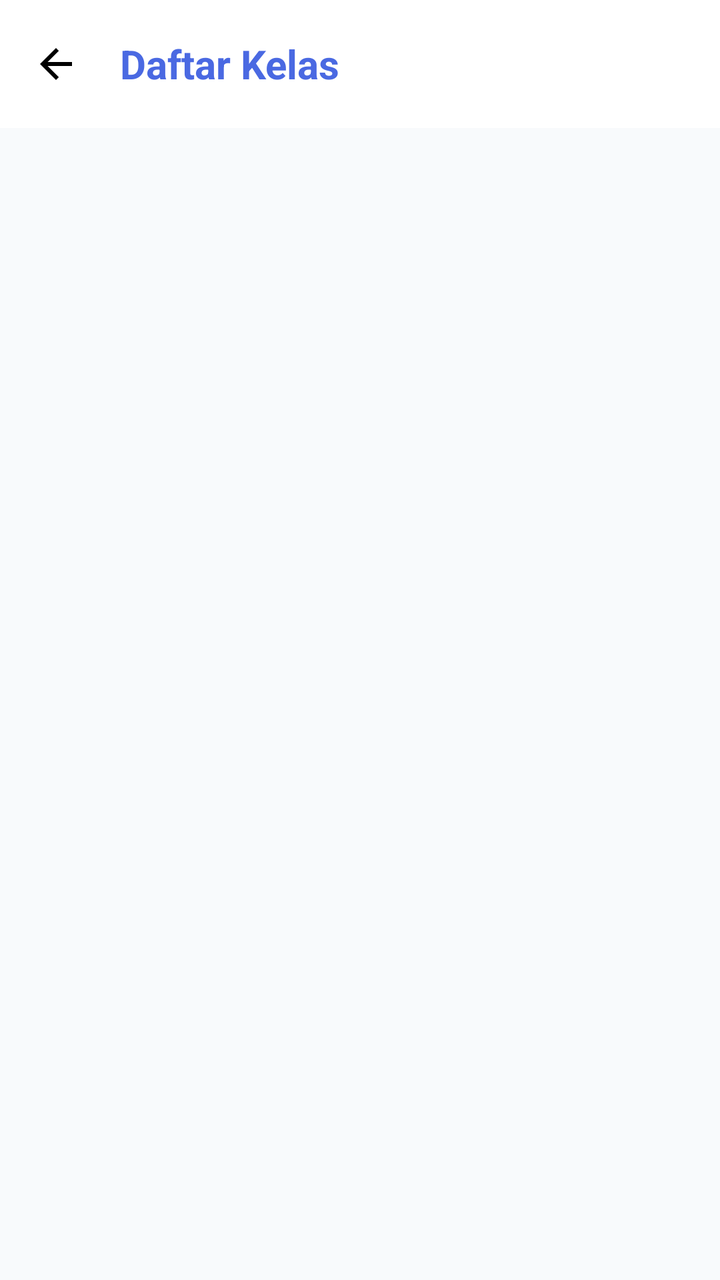
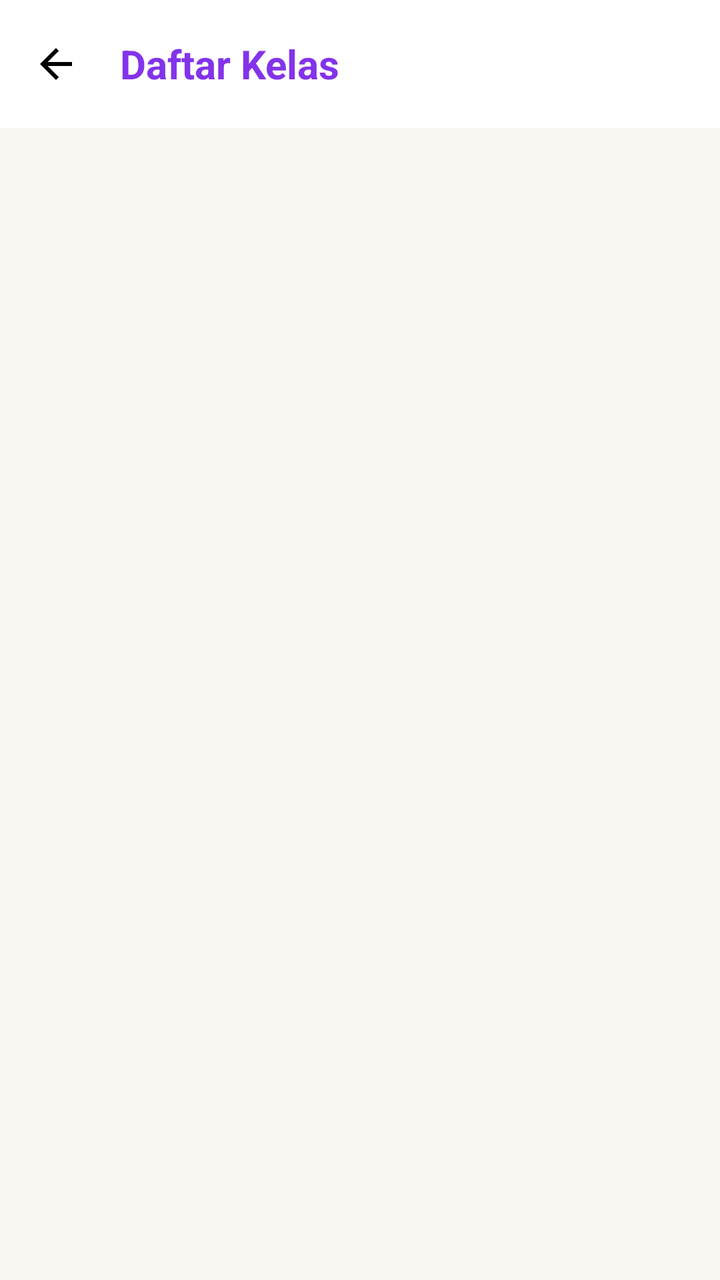

Screens rendered from an Android XML layout before and after an edit, with the pre-edit source and the edit as a unified diff.
<!-- AndroidManifest.xml: application theme Theme.BkNova -->
<!-- res/layout/fragment_daftar_kelas_bk.xml -->
<?xml version="1.0" encoding="utf-8"?>
<androidx.coordinatorlayout.widget.CoordinatorLayout xmlns:android="http://schemas.android.com/apk/res/android"
    xmlns:app="http://schemas.android.com/apk/res-auto"
    xmlns:tools="http://schemas.android.com/tools"
    android:layout_width="match_parent"
    android:layout_height="match_parent"
    android:background="@color/background_gray"
    tools:context=".fragment.DaftarKelasBkFragment">

    <com.google.android.material.appbar.AppBarLayout
        android:layout_width="match_parent"
        android:layout_height="wrap_content"
        android:background="@color/white"
        app:elevation="0dp">

        <com.google.android.material.appbar.MaterialToolbar
            android:id="@+id/toolbar_kelas"
            android:layout_width="match_parent"
            android:layout_height="?attr/actionBarSize"
            app:navigationIcon="@drawable/ic_arrow_back"
            app:title="Daftar Kelas"
            app:titleTextAppearance="@style/ToolbarTitleBold"
            app:titleTextColor="@color/blue_primary" />
    </com.google.android.material.appbar.AppBarLayout>

    <androidx.recyclerview.widget.RecyclerView
        android:id="@+id/rv_daftar_kelas"
        android:layout_width="match_parent"
        android:layout_height="match_parent"
        android:clipToPadding="false"
        android:padding="16dp"
        app:layout_behavior="@string/appbar_scrolling_view_behavior"
        tools:listitem="@layout/item_kelas_bk" />

    <ProgressBar
        android:id="@+id/pb_loading"
        android:layout_width="wrap_content"
        android:layout_height="wrap_content"
        android:layout_gravity="center"
        android:visibility="gone" />

</androidx.coordinatorlayout.widget.CoordinatorLayout>
<!-- res/layout/item_kelas_bk.xml (included above) -->
<?xml version="1.0" encoding="utf-8"?>
<com.google.android.material.card.MaterialCardView xmlns:android="http://schemas.android.com/apk/res/android"
    xmlns:app="http://schemas.android.com/apk/res-auto"
    android:layout_width="match_parent"
    android:layout_height="wrap_content"
    android:layout_marginBottom="12dp"
    app:cardCornerRadius="16dp"
    app:cardElevation="2dp"
    app:strokeWidth="0dp"
    android:clickable="true"
    android:focusable="true"
    android:foreground="?attr/selectableItemBackground">

    <LinearLayout
        android:layout_width="match_parent"
        android:layout_height="wrap_content"
        android:gravity="center_vertical"
        android:orientation="horizontal"
        android:padding="16dp">

        <com.google.android.material.imageview.ShapeableImageView
            android:layout_width="48dp"
            android:layout_height="48dp"
            android:background="@color/blue_light"
            android:padding="12dp"
            app:shapeAppearanceOverlay="@style/ShapeAppearance.Rounded8"
            android:src="@drawable/ic_people"
            app:tint="@color/blue_primary" />

        <LinearLayout
            android:layout_width="0dp"
            android:layout_height="wrap_content"
            android:layout_weight="1"
            android:layout_marginStart="16dp"
            android:orientation="vertical">

            <TextView
                android:id="@+id/tv_nama_kelas"
                android:layout_width="wrap_content"
                android:layout_height="wrap_content"
                android:text="Nama Kelas"
                android:textColor="@color/text_color_primary"
                android:textSize="16sp"
                android:textStyle="bold" />

            <TextView
                android:id="@+id/tv_tingkat_jurusan"
                android:layout_width="wrap_content"
                android:layout_height="wrap_content"
                android:layout_marginTop="2dp"
                android:text="Tingkat - Jurusan"
                android:textColor="@color/text_color_secondary"
                android:textSize="12sp" />
        </LinearLayout>

        <ImageView
            android:layout_width="24dp"
            android:layout_height="24dp"
            android:src="@drawable/ic_chevron_right"
            app:tint="@color/divider_color" />

    </LinearLayout>
</com.google.android.material.card.MaterialCardView>
<!-- resources referenced by this layout -->
<resources>
  <color name="background_gray">#F8FAFC</color>
  <color name="blue_light">#EBF0FF</color>
  <color name="blue_primary">#4A69E2</color>
  <color name="divider_color">#E2E8F0</color>
  <color name="text_color_primary">#1E293B</color>
  <color name="text_color_secondary">#64748B</color>
  <color name="white">#FFFFFFFF</color>
  <!-- drawable ic_arrow_back (drawable) -->
  <vector xmlns:android="http://schemas.android.com/apk/res/android"
      android:width="24dp"
      android:height="24dp"
      android:viewportWidth="24"
      android:viewportHeight="24">
      <path
          android:fillColor="#FF000000"
          android:pathData="M20,11H7.83l5.59,-5.59L12,4l-8,8 8,8 1.41,-1.41L7.83,13H20v-2z" />
  </vector>
  <!-- drawable ic_chevron_right (drawable) -->
  <vector xmlns:android="http://schemas.android.com/apk/res/android"
      android:width="24dp"
      android:height="24dp"
      android:viewportWidth="24"
      android:viewportHeight="24">
      <path
          android:fillColor="#000000"
          android:pathData="M10,6L8.59,7.41 13.17,12l-4.58,4.59L10,18l6,-6z"/>
  </vector>
  <!-- drawable ic_people (drawable) -->
  <vector xmlns:android="http://schemas.android.com/apk/res/android"
      android:width="24dp"
      android:height="24dp"
      android:viewportWidth="24"
      android:viewportHeight="24">
      <path
          android:fillColor="#000000"
          android:pathData="M16,11c1.66,0 2.99,-1.34 2.99,-3S17.66,5 16,5s-3,1.34 -3,3S14.34,11 16,11zM7,11c1.66,0 3,-1.34 3,-3S8.66,5 7,5S4,6.34 4,8S5.34,11 7,11zM7,13c-2.33,0 -7,1.17 -7,3.5V19h14v-2.5C14,14.17 9.33,13 7,13zM16,13c-0.29,0 -0.62,0.02 -0.97,0.05c1.16,0.84 1.97,1.97 1.97,3.45V19h6v-2.5C23,14.17 18.33,13 16,13z"/>
  </vector>
  <style name="ShapeAppearance.Rounded8" parent="">
          <item name="cornerFamily">rounded</item>
          <item name="cornerSize">8dp</item>
      </style>
  <style name="ToolbarTitleBold" parent="TextAppearance.Material3.TitleLarge">
          <item name="android:textStyle">bold</item>
          <item name="android:textSize">20sp</item> 
      </style>
  <style name="Theme.BkNova" parent="Base.Theme.BkNova" />
  <style name="Base.Theme.BkNova" parent="Theme.Material3.Light.NoActionBar">
          
          
          <item name="android:windowBackground">@color/white</item>
      </style>
</resources>

<!-- the commit's change to res/layout/fragment_daftar_kelas_bk.xml (unified diff, before → after) -->
@@ -4,7 +4,7 @@
     xmlns:tools="http://schemas.android.com/tools"
     android:layout_width="match_parent"
     android:layout_height="match_parent"
-    android:background="@color/background_gray"
+    android:background="@color/background_cream"
     tools:context=".fragment.DaftarKelasBkFragment">
 
     <com.google.android.material.appbar.AppBarLayout
@@ -20,7 +20,7 @@
             app:navigationIcon="@drawable/ic_arrow_back"
             app:title="Daftar Kelas"
             app:titleTextAppearance="@style/ToolbarTitleBold"
-            app:titleTextColor="@color/blue_primary" />
+            app:titleTextColor="@color/brand_primary" />
     </com.google.android.material.appbar.AppBarLayout>
 
     <androidx.recyclerview.widget.RecyclerView
@@ -64,11 +64,11 @@
         <com.google.android.material.imageview.ShapeableImageView
             android:layout_width="48dp"
             android:layout_height="48dp"
-            android:background="@color/blue_light"
+            android:background="@color/brand_soft"
             android:padding="12dp"
             app:shapeAppearanceOverlay="@style/ShapeAppearance.Rounded8"
-            android:src="@drawable/ic_people"
-            app:tint="@color/blue_primary" />
+            android:src="@drawable/img_7"
+            app:tint="@color/brand_primary" />
 
         <LinearLayout
             android:layout_width="0dp"
<!-- resource entries referenced after the edit -->
@@ -1,11 +1,11 @@
 <!-- resources referenced by this layout -->
 <resources>
-  <color name="background_gray">#F8FAFC</color>
-  <color name="blue_light">#EBF0FF</color>
-  <color name="blue_primary">#4A69E2</color>
-  <color name="divider_color">#E2E8F0</color>
-  <color name="text_color_primary">#1E293B</color>
-  <color name="text_color_secondary">#64748B</color>
+  <color name="background_cream">#F8F7F2</color>
+  <color name="brand_primary">#8333EA</color>
+  <color name="brand_soft">#F0E6FC</color>
+  <color name="divider_color">#E8E3DC</color>
+  <color name="text_color_primary">#2A1E33</color>
+  <color name="text_color_secondary">#6B5E75</color>
   <color name="white">#FFFFFFFF</color>
   <!-- drawable ic_arrow_back (drawable) -->
   <vector xmlns:android="http://schemas.android.com/apk/res/android"
@@ -27,16 +27,7 @@
           android:fillColor="#000000"
           android:pathData="M10,6L8.59,7.41 13.17,12l-4.58,4.59L10,18l6,-6z"/>
   </vector>
-  <!-- drawable ic_people (drawable) -->
-  <vector xmlns:android="http://schemas.android.com/apk/res/android"
-      android:width="24dp"
-      android:height="24dp"
-      android:viewportWidth="24"
-      android:viewportHeight="24">
-      <path
-          android:fillColor="#000000"
-          android:pathData="M16,11c1.66,0 2.99,-1.34 2.99,-3S17.66,5 16,5s-3,1.34 -3,3S14.34,11 16,11zM7,11c1.66,0 3,-1.34 3,-3S8.66,5 7,5S4,6.34 4,8S5.34,11 7,11zM7,13c-2.33,0 -7,1.17 -7,3.5V19h14v-2.5C14,14.17 9.33,13 7,13zM16,13c-0.29,0 -0.62,0.02 -0.97,0.05c1.16,0.84 1.97,1.97 1.97,3.45V19h6v-2.5C23,14.17 18.33,13 16,13z"/>
-  </vector>
+  <!-- drawable img_7: png bitmap (drawable, 15484 bytes) -->
   <style name="ShapeAppearance.Rounded8" parent="">
           <item name="cornerFamily">rounded</item>
           <item name="cornerSize">8dp</item>
@@ -47,9 +38,52 @@
       </style>
   <style name="Theme.BkNova" parent="Base.Theme.BkNova" />
   <style name="Base.Theme.BkNova" parent="Theme.Material3.Light.NoActionBar">
+  
           
+          <item name="colorPrimary">@color/brand_primary</item>
+          <item name="colorOnPrimary">@color/white</item>
+          <item name="colorPrimaryContainer">@color/brand_soft</item>
+          <item name="colorOnPrimaryContainer">@color/text_color_primary</item>
+  
+          <item name="colorSecondary">@color/accent_pink</item>
           
-          <item name="android:windowBackground">@color/white</item>
+          <item name="colorOnSecondary">@color/text_color_primary</item>
+          <item name="colorSecondaryContainer">@color/accent_pink_soft</item>
+          <item name="colorOnSecondaryContainer">@color/text_color_primary</item>
+  
+          <item name="colorTertiary">@color/accent_peach</item>
+          <item name="colorOnTertiary">@color/text_color_primary</item>
+          <item name="colorTertiaryContainer">@color/accent_peach_soft</item>
+          <item name="colorOnTertiaryContainer">@color/text_color_primary</item>
+  
+          <item name="colorSurface">@color/white</item>
+          <item name="colorOnSurface">@color/text_color_primary</item>
+          <item name="colorSurfaceVariant">@color/background_cream</item>
+          <item name="colorOnSurfaceVariant">@color/text_color_secondary</item>
+          <item name="android:colorBackground">@color/background_cream</item>
+          <item name="colorOnBackground">@color/text_color_primary</item>
+  
+          <item name="colorOutline">@color/divider_color</item>
+          <item name="colorOutlineVariant">@color/divider_color</item>
+  
+          <item name="colorError">@color/red_text</item>
+          <item name="colorOnError">@color/white</item>
+          <item name="colorErrorContainer">@color/red_light</item>
+          <item name="colorOnErrorContainer">@color/red_text</item>
+  
+          <item name="android:windowBackground">@color/background_cream</item>
+  
+          
+          <item name="android:statusBarColor">@color/white</item>
+          <item name="android:windowLightStatusBar">true</item>
+          <item name="android:navigationBarColor">@color/white</item>
+          <item name="android:windowLightNavigationBar" tools:targetApi="o_mr1">true</item>
       </style>
+  <color name="accent_pink">#FF7FAF</color>
+  <color name="accent_pink_soft">#FFECF3</color>
+  <color name="accent_peach">#FFC6BF</color>
+  <color name="accent_peach_soft">#FFE8E5</color>
+  <color name="red_text">#DC2626</color>
+  <color name="red_light">#FEE2E2</color>
 </resources>
 
